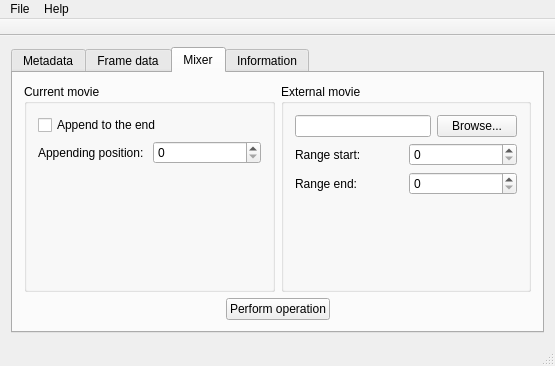
Old version of the form ui/app.ui in the repository WST/gmvprop.
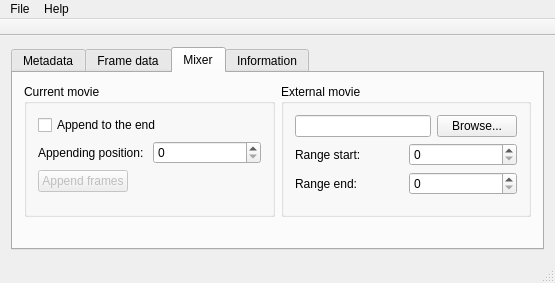
New version of the form. The open tabs and pages were chosen to show the change. Icons and pictures are not drawn.

Commit message: Had nothing to do; made some editions…

Patch:
```diff
--- a/ui/app.ui
+++ b/ui/app.ui
@@ -7,7 +7,7 @@
     <x>0</x>
     <y>0</y>
     <width>555</width>
-    <height>366</height>
+    <height>283</height>
    </rect>
   </property>
   <property name="windowTitle">
@@ -195,6 +195,34 @@
                </item>
               </layout>
              </item>
+             <item>
+              <widget class="QPushButton" name="append">
+               <property name="enabled">
+                <bool>false</bool>
+               </property>
+               <property name="sizePolicy">
+                <sizepolicy hsizetype="Maximum" vsizetype="Fixed">
+                 <horstretch>0</horstretch>
+                 <verstretch>0</verstretch>
+                </sizepolicy>
+               </property>
+               <property name="text">
+                <string>Append frames</string>
+               </property>
+               <property name="checkable">
+                <bool>false</bool>
+               </property>
+               <property name="autoDefault">
+                <bool>false</bool>
+               </property>
+               <property name="default">
+                <bool>false</bool>
+               </property>
+               <property name="flat">
+                <bool>false</bool>
+               </property>
+              </widget>
+             </item>
              <item>
               <spacer name="verticalSpacer_2">
                <property name="orientation">
@@ -292,31 +320,6 @@
             </property>
            </spacer>
           </item>
-          <item>
-           <widget class="QPushButton" name="pushButton">
-            <property name="sizePolicy">
-             <sizepolicy hsizetype="Maximum" vsizetype="Fixed">
-              <horstretch>0</horstretch>
-              <verstretch>0</verstretch>
-             </sizepolicy>
-            </property>
-            <property name="text">
-             <string>Perform operation</string>
-            </property>
-            <property name="checkable">
-             <bool>false</bool>
-            </property>
-            <property name="autoDefault">
-             <bool>false</bool>
-            </property>
-            <property name="default">
-             <bool>false</bool>
-            </property>
-            <property name="flat">
-             <bool>false</bool>
-            </property>
-           </widget>
-          </item>
           <item>
            <spacer name="horizontalSpacer_2">
             <property name="orientation">
```
The commit also changes 2 other files.
